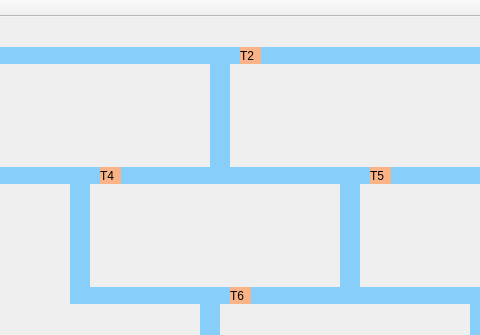
Old version of the form mainwindow.ui in the repository rai-vitor/Trem; both pictures show x 120 to 600 and y 0 to 335 of the 952 by 485 pixel window.
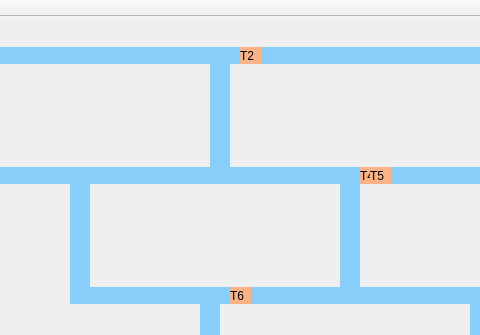
New version of the form.

The edit to the form file:
```diff
--- a/mainwindow.ui
+++ b/mainwindow.ui
@@ -321,7 +321,7 @@
    <widget class="QLabel" name="label_trem4">
     <property name="geometry">
      <rect>
-      <x>220</x>
+      <x>480</x>
       <y>150</y>
       <width>21</width>
       <height>17</height>
```
